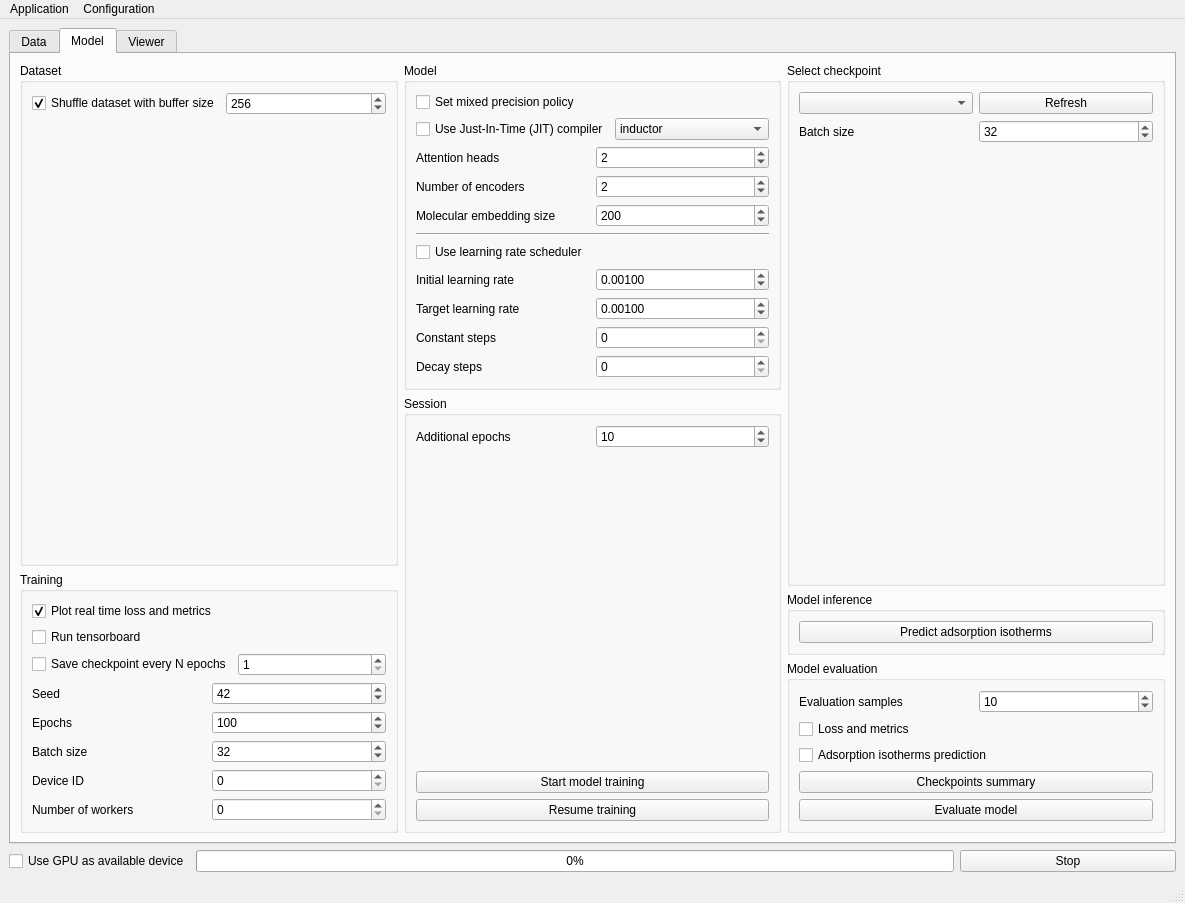
Qt form NISTADS/app/assets/window_layout.ui (CTCycle/ADSMOD-Adsorption-Modeling) before a commit.
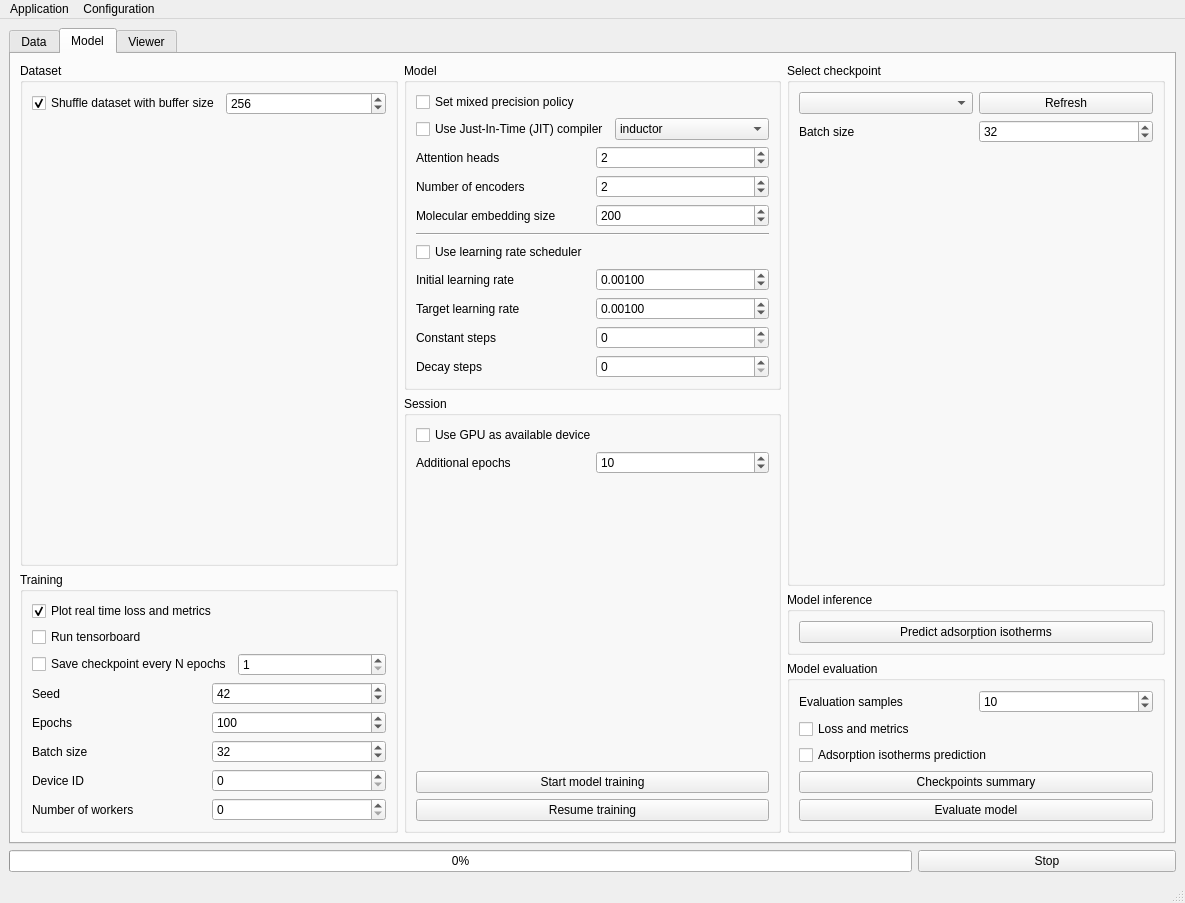
The same form after that commit. The open tabs and pages were chosen to show the change.

Diff of the .ui file:
```diff
--- a/NISTADS/app/assets/window_layout.ui
+++ b/NISTADS/app/assets/window_layout.ui
@@ -964,6 +964,13 @@
              <string>Session</string>
             </property>
             <layout class="QVBoxLayout" name="verticalLayout_9">
+             <item>
+              <widget class="QCheckBox" name="deviceGPU">
+               <property name="text">
+                <string>Use GPU as available device</string>
+               </property>
+              </widget>
+             </item>
              <item>
               <layout class="QHBoxLayout" name="horizontalLayout_10">
                <item>
@@ -1266,14 +1273,7 @@
      </widget>
     </item>
     <item>
-     <layout class="QHBoxLayout" name="horizontalLayout" stretch="0,7,2">
-      <item>
-       <widget class="QCheckBox" name="deviceGPU">
-        <property name="text">
-         <string>Use GPU as available device</string>
-        </property>
-       </widget>
-      </item>
+     <layout class="QHBoxLayout" name="horizontalLayout" stretch="7,2">
       <item>
        <widget class="QProgressBar" name="progressBar">
         <property name="value">
```
